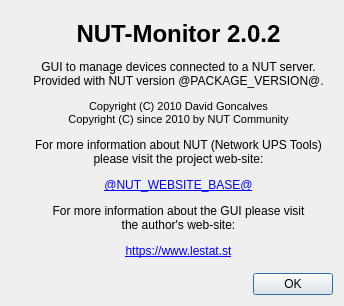
This is scripts/python/app/ui/aboutdialog1.ui in Challado/nut as Qt 5 draws it before an edit. The edited form follows.
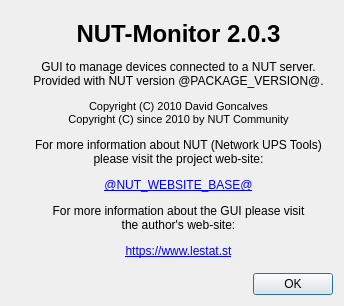
This is the edited form.

Commit message:
Merge pull request #2946 from sebastiankuttnig/monitor-qt6
Port NUT Monitor to Py3Qt6

SVN-Git-Bridge: nut-3e341d2d9c-3fc79f1e8124 b2cb8c6fc43dc2f245c1dc81be49895004c11537
Bridge-Author: Jim Klimov <jimklimov+nut@gmail.com>
Bridge-Author-Date: 2025-05-09T18:47:15+02:00
Bridge-Committer: GitHub <noreply@github.com>
Bridge-Committer-Date: 2025-05-09T18:47:15+02:00

The edit to the form file:
```diff
--- a/scripts/python/app/ui/aboutdialog1.ui
+++ b/scripts/python/app/ui/aboutdialog1.ui
@@ -31,7 +31,7 @@
          </sizepolicy>
         </property>
         <property name="text">
-         <string>&lt;h1&gt;NUT-Monitor 2.0.2&lt;/h1&gt;
+         <string>&lt;h1&gt;NUT-Monitor 2.0.3&lt;/h1&gt;
 &lt;p&gt;GUI to manage devices connected to a NUT server.&lt;br/&gt;
 Provided with NUT version @PACKAGE_VERSION@.&lt;/p&gt;
 &lt;p style=&quot; font-size:8pt;&quot;&gt;Copyright (C) 2010 David Goncalves&lt;br/&gt;
```
The commit also changes 21 other files.
